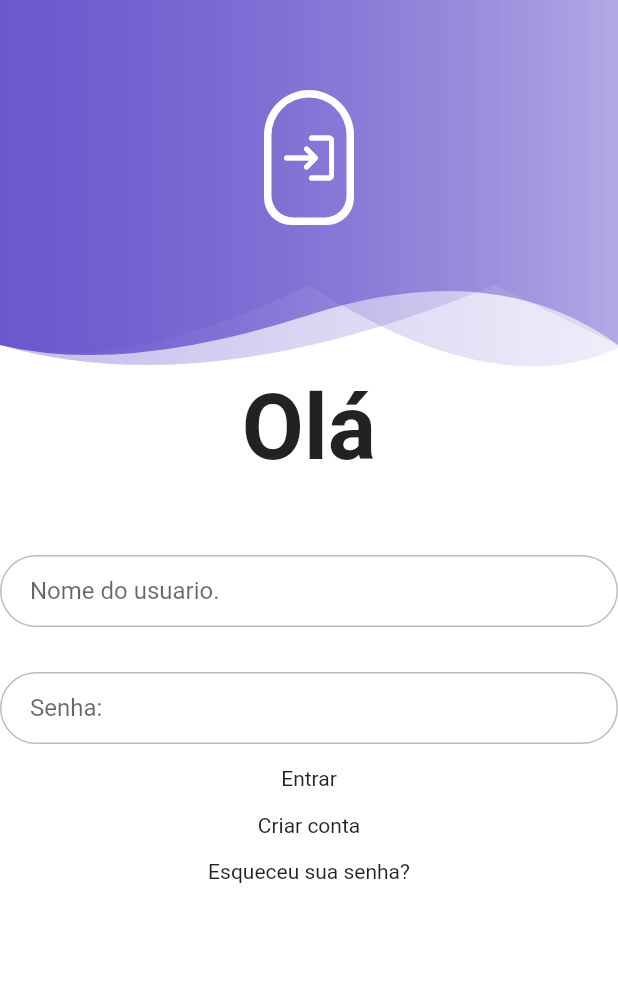
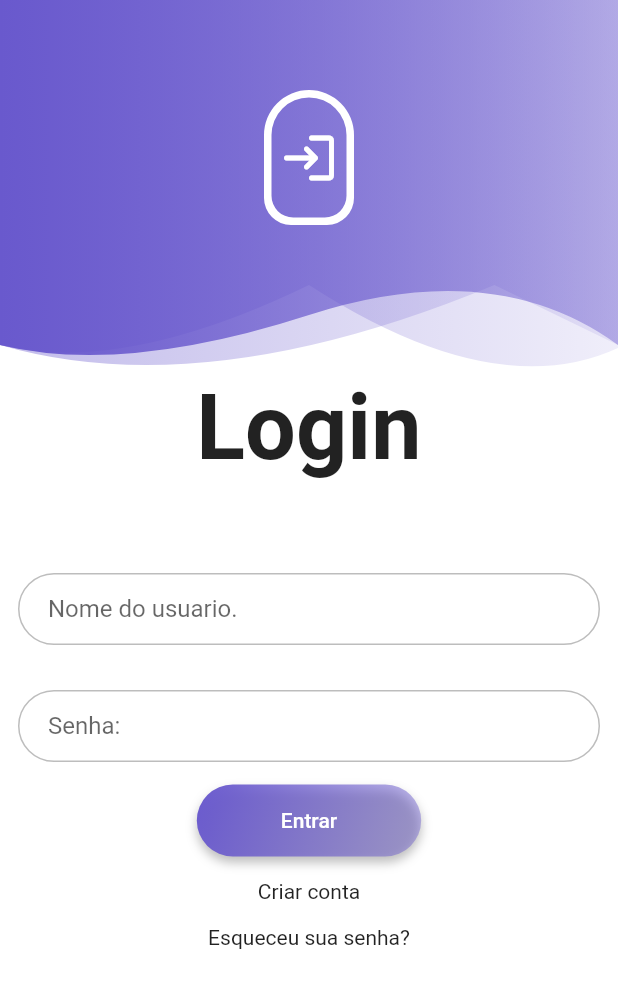
Before and after one commit to GabrielSiqueiraGama/Login-Flutter, a Flutter app: the screen it shows after launch, on a phone screen of 412 x 824 dp. Shown: the top 988 px of the screen. Run offline on Flutter 3.47's test engine with Material 2 defaults, Android fonts, the phone set to English and light mode, and no system bars; our stand-ins replace hexcolor.

Commit message:
finalizando layout da pagina de login

```diff
--- a/lib/common/theme_helper.dart
+++ b/lib/common/theme_helper.dart
@@ -1,4 +1,5 @@
 import 'package:flutter/material.dart';
+import 'package:hexcolor/hexcolor.dart';
 
 class ThemeHelper {
   InputDecoration textInputDecoration(
@@ -23,6 +24,41 @@ class ThemeHelper {
           borderSide: const BorderSide(color: Colors.red, width: 1.0)),
     );
   }
+
+  BoxDecoration botaoBoxDecoration(BuildContext context,
+      [String color1 = "", String color2 = ""]) {
+    Color c1 = Theme.of(context).primaryColor;
+    Color c2 = Theme.of(context).primaryColor.withOpacity(0.4);
+
+    return BoxDecoration(
+      boxShadow: const [
+        BoxShadow(color: Colors.black26, offset: Offset(0, 4), blurRadius: 5.0)
+      ],
+      gradient: LinearGradient(
+        begin: Alignment.topLeft,
+        end: Alignment.bottomRight,
+        stops: const [0.0, 1.0],
+        colors: [
+          c1,
+          c2,
+        ],
+      ),
+      color: Colors.deepPurple.shade300,
+      borderRadius: BorderRadius.circular(30),
+    );
+  }
+
+  ButtonStyle buttonStyle() {
+    return ButtonStyle(
+      shape: MaterialStateProperty.all<RoundedRectangleBorder>(
+        RoundedRectangleBorder(
+          borderRadius: BorderRadius.circular(30.0),
+        ),
+      ),
+      backgroundColor: MaterialStateProperty.all(Colors.transparent),
+      shadowColor: MaterialStateProperty.all(Colors.transparent),
+    );
+  }
 }
 
 class LoginFormStyle {}
--- a/lib/pages/login_page.dart
+++ b/lib/pages/login_page.dart
@@ -1,5 +1,6 @@
 import 'package:flutter/material.dart';
 import 'package:perfil_user/common/theme_helper.dart';
+import 'package:perfil_user/pages/pagina_perfil.dart';
 import 'package:perfil_user/pages/widgets/header_widget.dart';
 
 class LoginPage extends StatefulWidget {
@@ -27,7 +28,7 @@ class _LoginPageState extends State<LoginPage> {
               child: Column(
                 children: [
                   const Text(
-                    "Olá",
+                    "Login",
                     style: TextStyle(fontSize: 60, fontWeight: FontWeight.bold),
                   ),
                   const SizedBox(
@@ -35,6 +36,8 @@ class _LoginPageState extends State<LoginPage> {
                   ),
                   Form(
                       key: _formKey,
+                      child: Padding(
+                        padding: const EdgeInsets.all(12),
                         child: Column(
                           children: [
                             TextField(
@@ -49,14 +52,31 @@ class _LoginPageState extends State<LoginPage> {
                                   "Senha:", "Digite sua senha:"),
                             ),
                             const SizedBox(height: 15),
-                        const Text('Entrar'),
+                            Container(
+                                decoration:
+                                    ThemeHelper().botaoBoxDecoration(context),
+                                child: ElevatedButton(
+                                  style: ThemeHelper().buttonStyle(),
+                                  child: const Padding(
+                                    padding:
+                                        EdgeInsets.fromLTRB(40, 10, 40, 10),
+                                    child: Text('Entrar'),
+                                  ),
+                                  onPressed: () {
+                                    Navigator.push(
+                                        context,
+                                        MaterialPageRoute(
+                                            builder: (context) =>
+                                                PaginaPerfil()));
+                                  },
+                                )),
                             const SizedBox(height: 15),
                             const Text('Criar conta'),
                             const SizedBox(height: 15),
                             const Text('Esqueceu sua senha?'),
                           ],
                         ),
-                  ),
+                      )),
                 ],
               ),
             )
--- /dev/null
+++ b/lib/pages/pagina_perfil.dart
@@ -0,0 +1,17 @@
+import 'package:flutter/cupertino.dart';
+
+class PaginaPerfil extends StatefulWidget {
+  const PaginaPerfil({Key? key}) : super(key: key);
+
+  @override
+  State<StatefulWidget> createState() {
+    return _PaginaPerfil();
+  }
+}
+
+class _PaginaPerfil extends State<PaginaPerfil> {
+  @override
+  Widget build(BuildContext context) {
+    return const Text('opa');
+  }
+}
```
Lines whose indentation alone changed are shown as unchanged.
